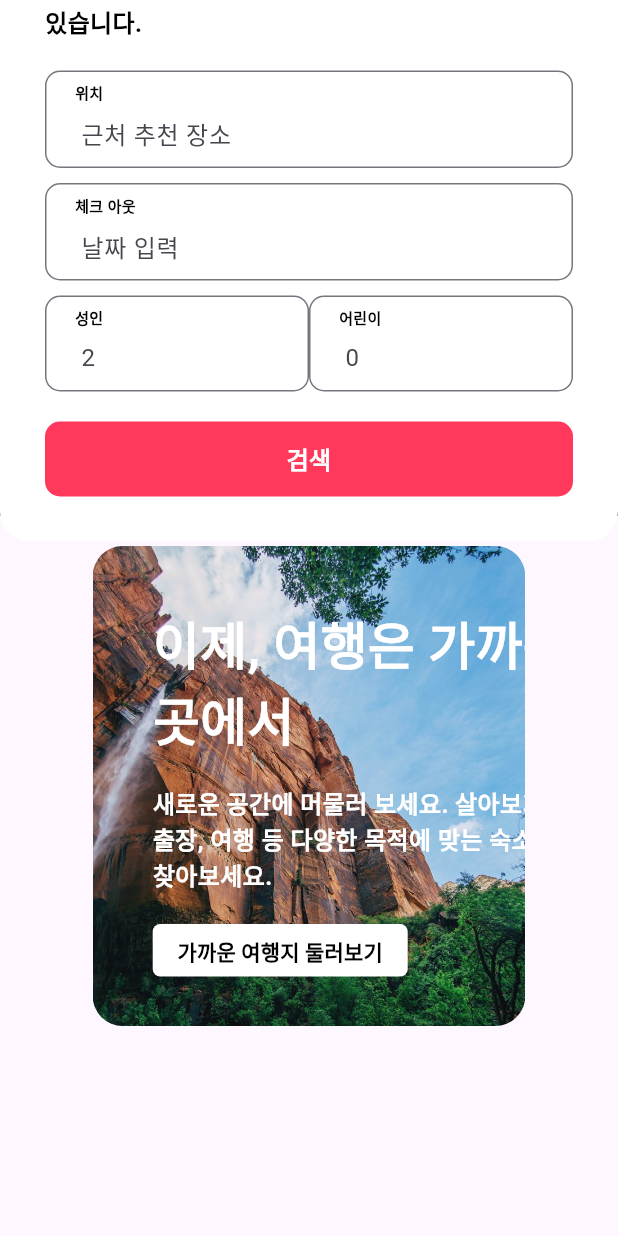
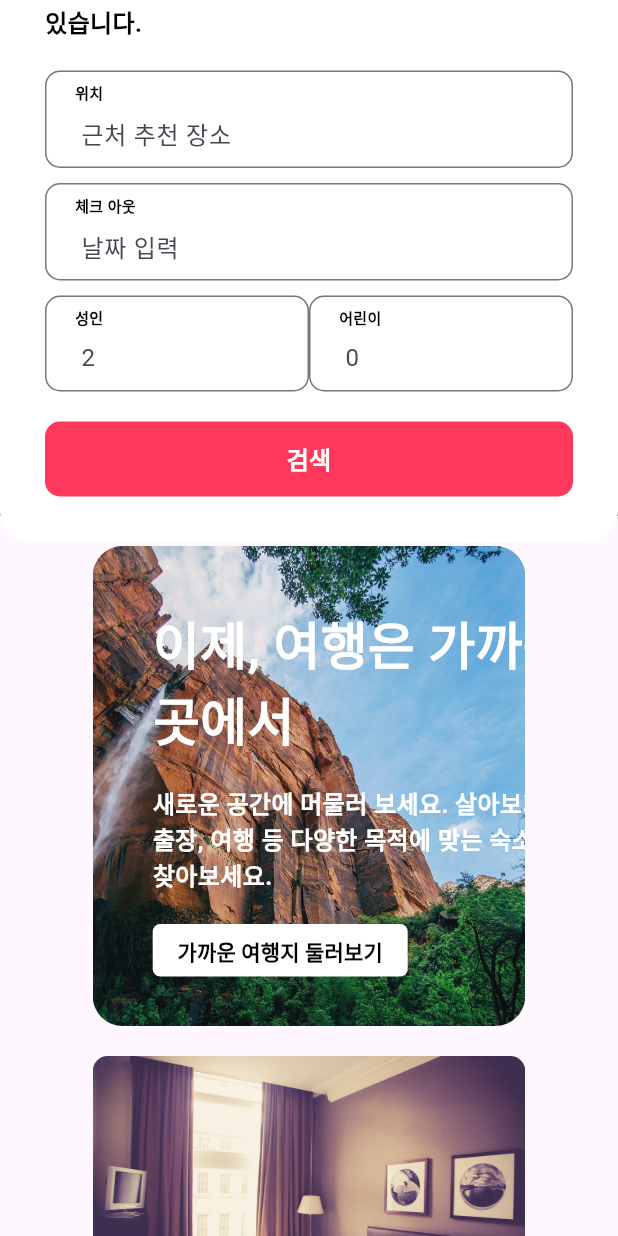
Before and after one commit to hyeonnnit/flutter_airbnbApp, a Flutter app: the screen it shows after launch, scrolled down 276 dp, on a phone screen of 412 x 824 dp. Run offline on Flutter 3.47's test engine with Material 3 defaults, Android fonts, the phone set to English and light mode, and no system bars.

Commit message:
_buildPopularItemImage

```diff
--- a/lib/components/home/home_body_popular_item.dart
+++ b/lib/components/home/home_body_popular_item.dart
@@ -34,7 +34,15 @@ class HomeBodyPopularItem extends StatelessWidget {
     );
   }
   Widget _buildPopularItemImage(){
-    return SizedBox();
+    return Column(
+      children: [
+        ClipRRect(
+          borderRadius: BorderRadius.circular(10),
+          child: Image.asset("assets/${popularList[id]}", fit: BoxFit.cover),
+        ),
+        SizedBox(height: gap_s),
+      ],
+    );
   }
   Widget _buildPopularItemStar(){
     return SizedBox();
```
